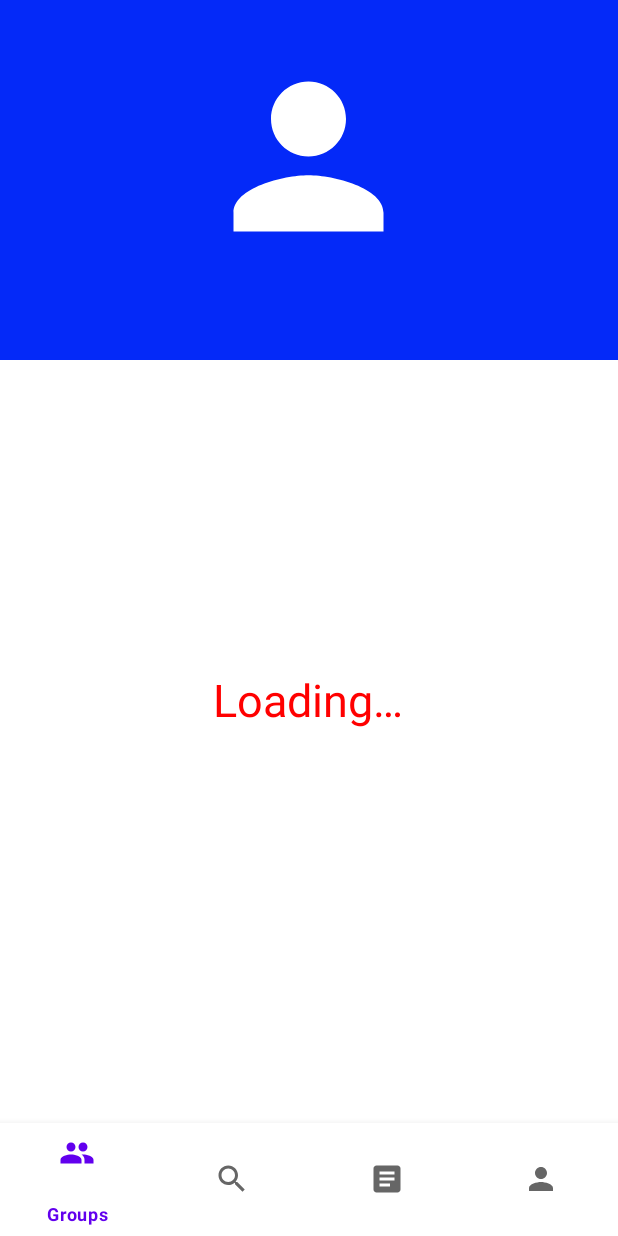
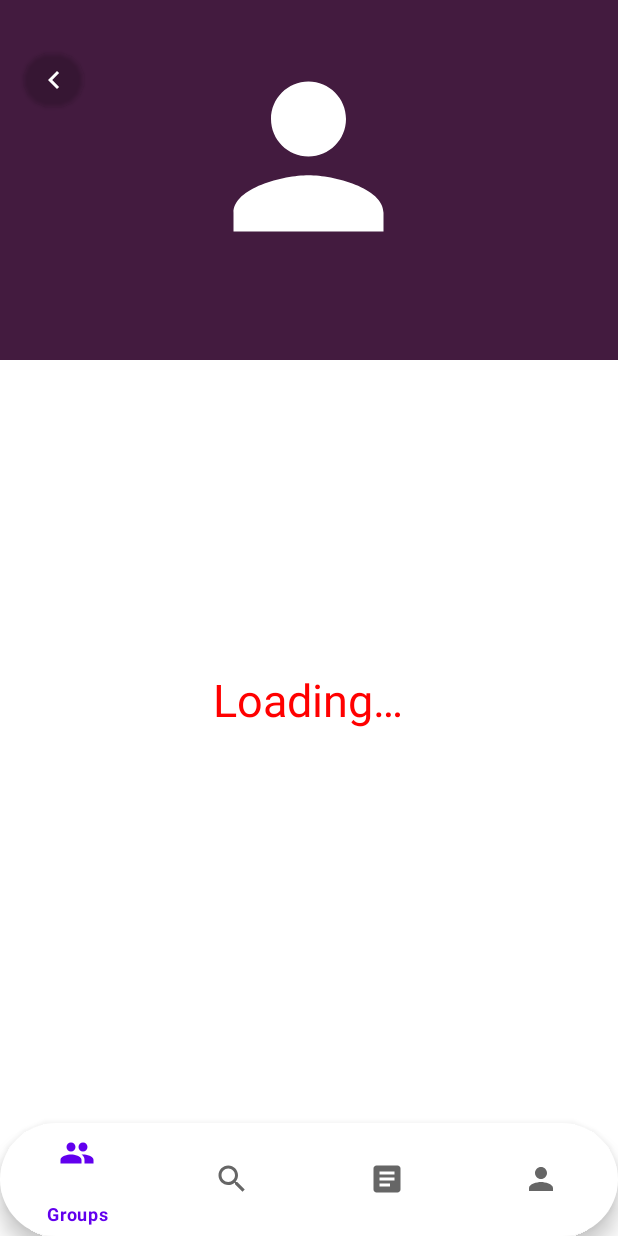
Before and after one commit to Shamilx/VirtualGundelik, an Android app: the fragment SearchResult placed in its activity, on a phone screen of 412 x 824 dp. Run offline under Robolectric (Android 15) with nearby library versions, the phone set to English and light mode, and no system bars; our stand-ins replace Firebase (no records; nobody signed in at launch, a user with empty details on screens opened directly).

Commit message:
Update6(demo)

```diff
--- /dev/null
+++ b/app/src/main/res/drawable/ic_chevron_left_black_24dp.xml
@@ -0,0 +1,9 @@
+<vector xmlns:android="http://schemas.android.com/apk/res/android"
+    android:width="24dp"
+    android:height="24dp"
+    android:viewportWidth="24"
+    android:viewportHeight="24">
+  <path
+      android:pathData="M15.41,7.41L14,6l-6,6 6,6 1.41,-1.41L10.83,12z"
+      android:fillColor="#000000"/>
+</vector>
--- a/app/src/main/res/layout/fragment_search_result.xml
+++ b/app/src/main/res/layout/fragment_search_result.xml
@@ -11,7 +11,7 @@
         android:id="@+id/view2"
         android:layout_width="match_parent"
         android:layout_height="240dp"
-        android:background="@color/blue"
+        android:background="#431B3F"
         app:layout_constraintBottom_toBottomOf="parent"
         app:layout_constraintEnd_toEndOf="parent"
         app:layout_constraintHorizontal_bias="0.0"
@@ -52,7 +52,7 @@
         android:layout_width="wrap_content"
         android:layout_height="wrap_content"
         android:text="@string/edit_text_hint3"
-        android:textColor="@color/blue"
+        android:textColor="#431B3F"
         android:textSize="25sp"
         android:visibility="invisible"
         app:layout_constraintBottom_toBottomOf="parent"
@@ -82,7 +82,7 @@
         android:layout_width="wrap_content"
         android:layout_height="wrap_content"
         android:text="@string/edit_text_hint4"
-        android:textColor="@color/blue"
+        android:textColor="#431B3F"
         android:textSize="25sp"
         android:visibility="invisible"
         app:layout_constraintBottom_toBottomOf="parent"
@@ -112,7 +112,7 @@
         android:layout_width="wrap_content"
         android:layout_height="wrap_content"
         android:text="@string/edit_text_hint1"
-        android:textColor="@color/blue"
+        android:textColor="#431B3F"
         android:textSize="25sp"
         android:visibility="invisible"
         app:layout_constraintBottom_toBottomOf="parent"
@@ -142,7 +142,7 @@
         android:layout_width="wrap_content"
         android:layout_height="wrap_content"
         android:text="@string/edit_text_hint3"
-        android:textColor="@color/blue"
+        android:textColor="#431B3F"
         android:textSize="25sp"
         android:visibility="invisible"
         app:layout_constraintBottom_toBottomOf="parent"
@@ -169,22 +169,17 @@
 
     <com.google.android.material.button.MaterialButton
         android:id="@+id/backToProfileButton"
-        android:layout_width="300dp"
+        android:layout_width="40dp"
         android:layout_height="wrap_content"
-        android:text="@string/profile_log_out"
-        android:textAlignment="center"
-        android:textColor="@color/white"
-        android:textSize="18sp"
-        android:textStyle="bold"
-        android:visibility="invisible"
-        app:backgroundTint="@color/purple_700"
-        app:icon="@drawable/ic_baseline_west_24"
-        app:iconTint="@color/white"
+        android:paddingStart="8dp"
+        app:backgroundTint="@color/transparent"
+        app:icon="@drawable/ic_chevron_left_black_24dp"
         app:layout_constraintBottom_toBottomOf="parent"
         app:layout_constraintEnd_toEndOf="parent"
-        app:layout_constraintHorizontal_bias="0.495"
+        app:layout_constraintHorizontal_bias="0.043"
         app:layout_constraintStart_toStartOf="parent"
         app:layout_constraintTop_toTopOf="parent"
-        app:layout_constraintVertical_bias="0.956"
-        tools:ignore="TextContrastCheck" />
+        app:layout_constraintVertical_bias="0.042"
+        app:shapeAppearanceOverlay="@style/Theme.VirtualGundelik"
+        tools:ignore="RtlSymmetry,TextContrastCheck" />
 </androidx.constraintlayout.widget.ConstraintLayout>
--- a/app/src/main/res/values/colors.xml
+++ b/app/src/main/res/values/colors.xml
@@ -9,4 +9,5 @@
     <color name="white">#FFFFFFFF</color>
     <color name="blue">#0429F8</color>
     <color name="red">#FF0000</color>
+    <color name="transparent">#00FF0000</color>
 </resources>
--- a/app/src/main/res/values/themes.xml
+++ b/app/src/main/res/values/themes.xml
@@ -12,5 +12,7 @@
         <!-- Status bar color. -->
         <item name="android:statusBarColor" tools:targetApi="l">?attr/colorPrimaryVariant</item>
         <!-- Customize your theme here. -->
+        <item name="cornerFamily">rounded</item>
+        <item name="cornerSize">100%</item>
     </style>
 </resources>
```
